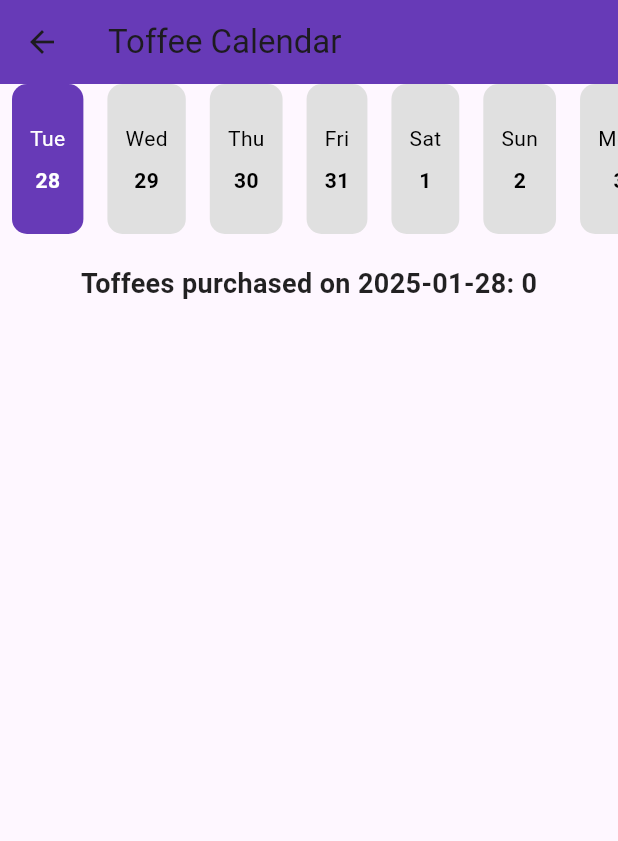
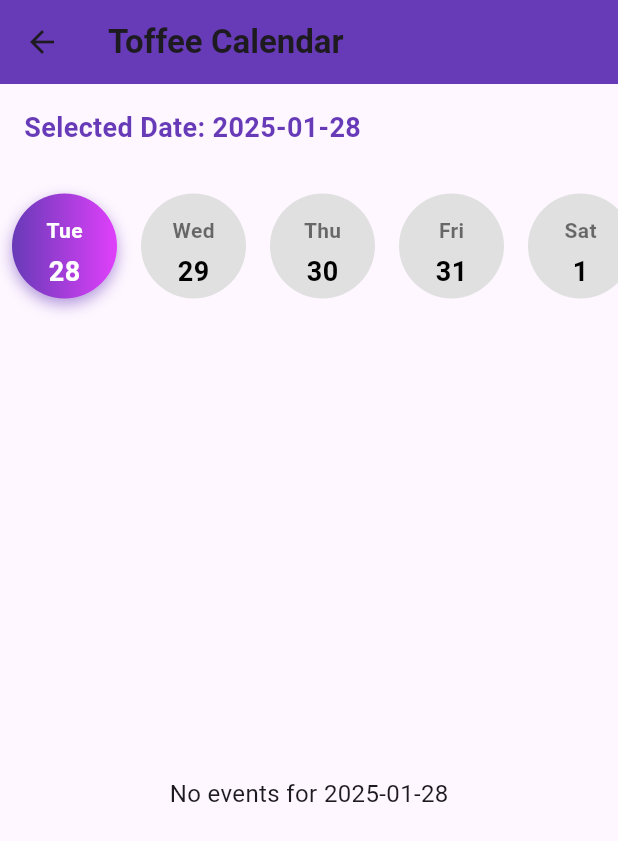
Before and after one commit to aetplSWTeam/ToffeeApp, a Flutter app: the HomeScreen screen opened directly, after a tap on "Calendar", on a phone screen of 412 x 824 dp. Shown: the top 841 px of the screen. Run offline on Flutter 3.47's test engine with Material 3 defaults, Android fonts, the light colour scheme and no system bars; our stand-ins replace cloud_firestore, firebase_auth, firebase_core, fluttertoast, google_sign_in; accounts and stored records are empty.

Commit message:
Add circular date highlight and implement scrollable ListView for date events

```diff
--- a/lib/screens/account_screen.dart
+++ b/lib/screens/account_screen.dart
@@ -1,5 +1,5 @@
 import 'package:flutter/material.dart';
-import 'package:toffee/screens/profile_page.dart';
+import '../screens/profile_page.dart';
 import 'package:firebase_auth/firebase_auth.dart';
 
 class AccountScreen extends StatelessWidget {
--- a/lib/screens/calender_page.dart
+++ b/lib/screens/calender_page.dart
@@ -1,20 +1,21 @@
 import 'package:flutter/material.dart';
 import 'package:cloud_firestore/cloud_firestore.dart';
-import 'package:firebase_auth/firebase_auth.dart'; // Import for FirebaseAuth
+import 'package:firebase_auth/firebase_auth.dart';
 import 'package:intl/intl.dart';
+import '../services/purchase_service.dart';
 
 class CalendarScreen extends StatefulWidget {
-  const CalendarScreen({super.key});
+  const CalendarScreen({Key? key}) : super(key: key);
 
   @override
   State<CalendarScreen> createState() => _CalendarScreenState();
 }
 
 class _CalendarScreenState extends State<CalendarScreen> {
-  DateTime today = DateTime.now();
   DateTime selectedDate = DateTime.now(); // Track the selected date
-  Map<String, int> toffeeData = {}; // Data for each date
   String? userId; // Variable to store the userId
+  List<Map<String, dynamic>> events = []; // Events for the selected date
+  final PurchaseService purchaseService = PurchaseService();
 
   @override
   void initState() {
@@ -30,96 +31,122 @@ class _CalendarScreenState extends State<CalendarScreen> {
         setState(() {
           userId = user.uid; // Set the userId
         });
-        fetchToffeeData(); // Fetch toffee data after getting userId
+        fetchEventsForDate(selectedDate); // Fetch events for the current date
       }
     } catch (e) {
       print("Error fetching user ID: $e");
     }
   }
 
-  // Fetch toffee data for the user from Firestore
-  Future<void> fetchToffeeData() async {
+  // Fetch events for the selected date
+  Future<void> fetchEventsForDate(DateTime date) async {
     if (userId == null) return; // Ensure userId is available
 
-    try {
-      DocumentSnapshot snapshot = await FirebaseFirestore.instance
-          .collection('purchases')
-          .doc(userId)
-          .get();
-
-      if (snapshot.exists) {
-        final data = snapshot.data() as Map<String, dynamic>;
-        final purchases = data['purchases'] as Map<String, dynamic>?;
-
+    final fetchedEvents = await purchaseService.getPurchasesForDate(userId!, date);
     setState(() {
-          // Convert purchases into a usable map
-          toffeeData = purchases?.map((key, value) => MapEntry(key, value as int)) ?? {};
+      events = fetchedEvents;
     });
-      }
-    } catch (e) {
-      print("Error fetching toffee data: $e");
-    }
-  }
-
-  // Generate 7 dates (today and the next 6 days)
-  List<DateTime> getSevenDays() {
-    return List.generate(7, (index) => today.add(Duration(days: index)));
   }
 
   @override
   Widget build(BuildContext context) {
-    final sevenDays = getSevenDays();
-
     return Scaffold(
       appBar: AppBar(
-        title: const Text("Toffee Calendar"),
+        title: const Text(
+          "Toffee Calendar",
+          style: TextStyle(fontWeight: FontWeight.bold),
+        ),
         backgroundColor: Colors.deepPurple,
       ),
       body: userId == null
           ? const Center(
-              child: CircularProgressIndicator(), // Show loading until userId is fetched
+              child: CircularProgressIndicator(),
             )
           : Column(
               crossAxisAlignment: CrossAxisAlignment.start,
               children: [
-                // Horizontal calendar UI
+                // Display the selected date
+                Padding(
+                  padding: const EdgeInsets.all(16.0),
+                  child: Text(
+                    "Selected Date: ${DateFormat('yyyy-MM-dd').format(selectedDate)}",
+                    style: const TextStyle(
+                      fontSize: 18,
+                      fontWeight: FontWeight.bold,
+                      color: Colors.deepPurple,
+                    ),
+                  ),
+                ),
+
+                // Horizontal scrollable calendar (Show current and upcoming dates)
                 SizedBox(
                   height: 100,
                   child: ListView.builder(
                     scrollDirection: Axis.horizontal,
-                    itemCount: sevenDays.length,
                     itemBuilder: (context, index) {
-                      final date = sevenDays[index];
-                      final isSelected = date == selectedDate;
+                      // Calculate past and future dates (showing the next 30 days)
+                      final date = DateTime.now().add(Duration(days: index));
+                      final isSelected = date.year == selectedDate.year &&
+                          date.month == selectedDate.month &&
+                          date.day == selectedDate.day;
+                      final isToday = date.year == DateTime.now().year &&
+                          date.month == DateTime.now().month &&
+                          date.day == DateTime.now().day;
 
                       return GestureDetector(
                         onTap: () {
                           setState(() {
-                            selectedDate = date; // Update selected date
+                            selectedDate = date;
                           });
+                          fetchEventsForDate(selectedDate);
                         },
                         child: Container(
+                          width: 70,
                           margin: const EdgeInsets.symmetric(horizontal: 8.0),
-                          padding: const EdgeInsets.all(12.0),
                           decoration: BoxDecoration(
-                            color: isSelected ? Colors.deepPurple : Colors.grey.shade300,
-                            borderRadius: BorderRadius.circular(10),
+                            shape: BoxShape.circle,
+                            gradient: isSelected
+                                ? const LinearGradient(
+                                    colors: [Colors.deepPurple, Colors.purpleAccent],
+                                  )
+                                : null,
+                            color: isSelected
+                                ? null
+                                : isToday
+                                    ? Colors.orangeAccent
+                                    : Colors.grey.shade300,
+                            boxShadow: isSelected
+                                ? [
+                                    BoxShadow(
+                                      color: Colors.deepPurple.withOpacity(0.5),
+                                      blurRadius: 8,
+                                      offset: const Offset(0, 4),
+                                    )
+                                  ]
+                                : [],
                           ),
                           child: Column(
                             mainAxisAlignment: MainAxisAlignment.center,
                             children: [
+                              const SizedBox(height: 10),
                               Text(
                                 DateFormat.E().format(date), // Day (e.g., Fri)
                                 style: TextStyle(
-                                  color: isSelected ? Colors.white : Colors.black,
+                                  color: isSelected || isToday
+                                      ? Colors.white
+                                      : Colors.black54,
+                                  fontWeight: FontWeight.w600,
                                 ),
                               ),
-                              const SizedBox(height: 8),
+                              const SizedBox(height: 5),
                               Text(
                                 DateFormat.d().format(date), // Date (e.g., 24)
                                 style: TextStyle(
-                                  color: isSelected ? Colors.white : Colors.black,
+                                  color: isSelected || isToday
+                                      ? Colors.white
+                                      : Colors.black,
                                   fontWeight: FontWeight.bold,
+                                  fontSize: 18,
                                 ),
                               ),
                             ],
@@ -132,15 +159,47 @@ class _CalendarScreenState extends State<CalendarScreen> {
 
                 const SizedBox(height: 20),
 
-                // Display the user's toffee count for the selected date
-                Center(
+                // Display a list of events for the selected date
+                Expanded(
+                  child: events.isEmpty
+                      ? Center(
                           child: Text(
-                    "Toffees purchased on ${DateFormat('yyyy-MM-dd').format(selectedDate)}: ${toffeeData[DateFormat('yyyy-MM-dd').format(selectedDate)] ?? 0}",
+                            "No events for ${DateFormat('yyyy-MM-dd').format(selectedDate)}",
+                            style: const TextStyle(fontSize: 16),
+                          ),
+                        )
+                      : ListView.builder(
+                          itemCount: events.length,
+                          itemBuilder: (context, index) {
+                            final event = events[index];
+                            return Card(
+                              elevation: 4,
+                              margin: const EdgeInsets.symmetric(
+                                  vertical: 8.0, horizontal: 16.0),
+                              shape: RoundedRectangleBorder(
+                                borderRadius: BorderRadius.circular(12.0),
+                              ),
+                              child: ListTile(
+                                leading: CircleAvatar(
+                                  backgroundColor: Colors.deepPurple,
+                                  child: Text(
+                                    "${event['quantity']}",
+                                    style: const TextStyle(color: Colors.white),
+                                  ),
+                                ),
+                                title: Text("Quantity: ${event['quantity']}"),
+                                subtitle: Text("Total Cost: \$${event['totalCost']}"),
+                                trailing: Text(
+                                  DateFormat.Hm().format(
+                                      (event['timestamp'] as Timestamp).toDate()),
                                   style: const TextStyle(
-                      fontSize: 18,
                                     fontWeight: FontWeight.bold,
-                      color: Colors.black87,
+                                    color: Colors.deepPurple,
                                   ),
+                                ),
+                              ),
+                            );
+                          },
                         ),
                 ),
               ],
--- a/lib/screens/home_screen.dart
+++ b/lib/screens/home_screen.dart
@@ -1,7 +1,7 @@
 import 'package:flutter/material.dart';
 import 'package:firebase_auth/firebase_auth.dart';
-import 'package:toffee/screens/calender_page.dart';
-import 'package:toffee/screens/toffee_screen.dart';
+import '../screens/calender_page.dart';
+import '../screens/toffee_screen.dart';
 import '../services/purchase_service.dart'; // Import the service class
 
 
@@ -35,11 +35,11 @@ class _HomeScreenState extends State<HomeScreen> {
           backgroundImage: user.photoURL != null
               ? NetworkImage(user.photoURL!) // Use photoUrl from Firebase if available
               : const AssetImage('assets/profile.png') as ImageProvider, // Default image if photoUrl is null
-          radius: 25,
+          radius: 10,
         ),
         actions: [
           Padding(
-            padding: const EdgeInsets.symmetric(horizontal: 16.0),
+            padding: const EdgeInsets.symmetric(horizontal: 20.0),
             child: FutureBuilder<int>(
               future: PurchaseService().fetchToffeeCount(user.uid), // Pass user.uid to the service method
               builder: (context, snapshot) {
@@ -73,7 +73,7 @@ class _HomeScreenState extends State<HomeScreen> {
         padding: const EdgeInsets.all(16.0),
         child: Column(
           children: [
-            _buildGreetingCard('Welcome Back, ${user.displayName ?? 'User'}!'),
+            _buildGreetingCard('Welcome  Back, ${user.displayName ?? 'User'}!'),
             const SizedBox(height: 20),
             _buildOptionCard('Add Payment Method', Colors.blueAccent, context),
             const SizedBox(height: 20),
--- a/lib/screens/login_page.dart
+++ b/lib/screens/login_page.dart
@@ -1,7 +1,7 @@
 import 'package:flutter/material.dart';
-import 'package:toffee/screens/forgotpassword_screen.dart';
-import 'package:toffee/screens/signup_page.dart';
-import 'package:toffee/utils/toast_util.dart';
+import '../screens/forgotpassword_screen.dart';
+import '../screens/signup_page.dart';
+import '../utils/toast_util.dart';
 import '../services/firebase_auth_service.dart';
 
 class LoginPage extends StatefulWidget {
--- a/lib/screens/signup_page.dart
+++ b/lib/screens/signup_page.dart
@@ -1,6 +1,6 @@
 import 'package:flutter/material.dart';
 import '../services/firebase_auth_service.dart';
-import 'package:toffee/screens/login_page.dart';
+import '../screens/login_page.dart';
 import '../utils/toast_util.dart';
 
 class SignupPage extends StatefulWidget {
--- a/lib/screens/splash_screen.dart
+++ b/lib/screens/splash_screen.dart
@@ -1,5 +1,5 @@
 import 'package:flutter/material.dart';
-import 'package:toffee/screens/login_page.dart';
+import '../screens/login_page.dart';
 
 
 class SplashScreen extends StatelessWidget {
--- a/lib/screens/toffee_screen.dart
+++ b/lib/screens/toffee_screen.dart
@@ -1,6 +1,6 @@
 import 'package:flutter/material.dart';
 import 'package:firebase_auth/firebase_auth.dart'; // Import Firebase Auth
-import 'package:toffee/widgets/bottom_navbar.dart';
+import '../widgets/bottom_navbar.dart';
 import '../services/purchase_service.dart'; // Updated import for the renamed service
 import '../utils/toast_util.dart'; // Import the ToastUtil class
 
--- a/lib/services/purchase_service.dart
+++ b/lib/services/purchase_service.dart
@@ -65,4 +65,44 @@ class PurchaseService {
       return 0; // Return 0 in case of an error
     }
   }
+
+  // Fetch purchases for the given userId and filter by current date
+  Future<List<Map<String, dynamic>>> getPurchasesForDate(String userId, DateTime date) async {
+    try {
+      final snapshot = await _firestore
+          .collection('purchases')
+          .where('userId', isEqualTo: userId)
+          .get();
+
+      // Filter purchases based on the date (ignoring time)
+      final filteredPurchases = snapshot.docs.where((doc) {
+        final timestamp = (doc.data()['timestamp'] as Timestamp).toDate();
+        return timestamp.year == date.year &&
+            timestamp.month == date.month &&
+            timestamp.day == date.day;
+      }).map((doc) => doc.data()).toList();
+
+      return filteredPurchases;
+    } catch (e) {
+      print("Error fetching purchases: $e");
+      return [];
+    }
+  }
+
+
+
+
+
+
+
+
+
+
+
+
+
+
+
+
+
 }
```
Lines whose indentation alone changed are shown as unchanged.
